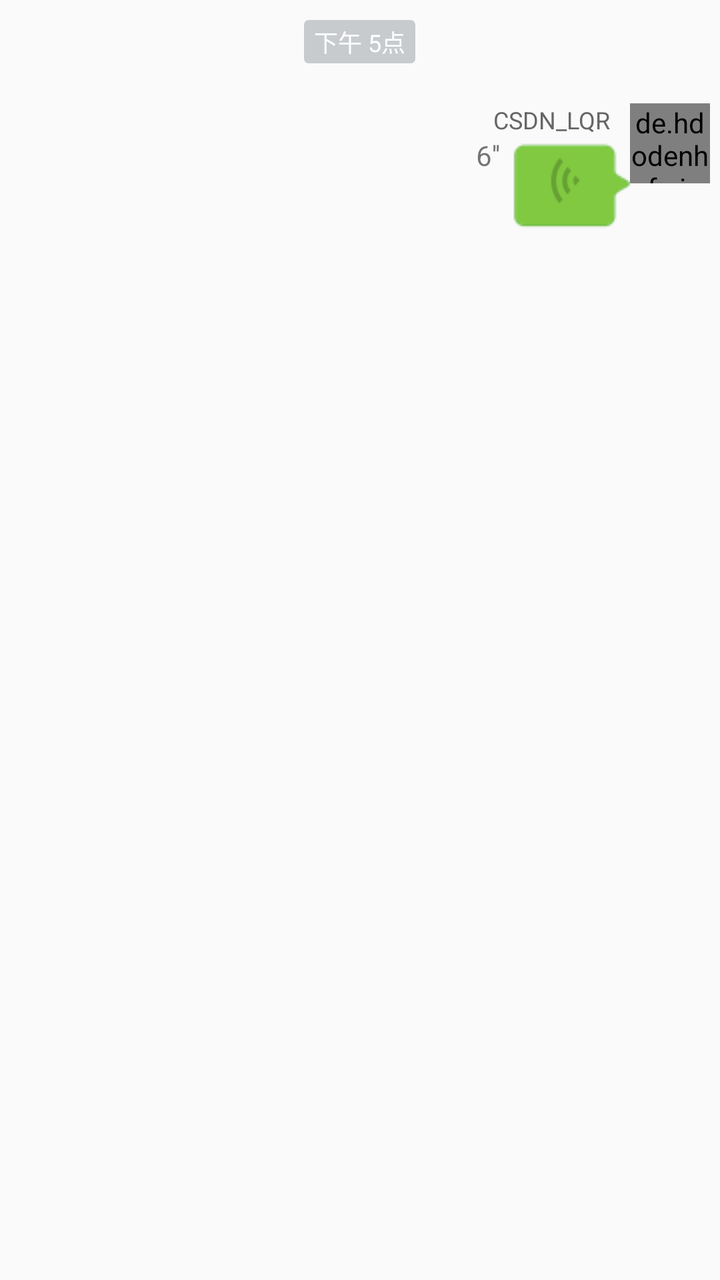
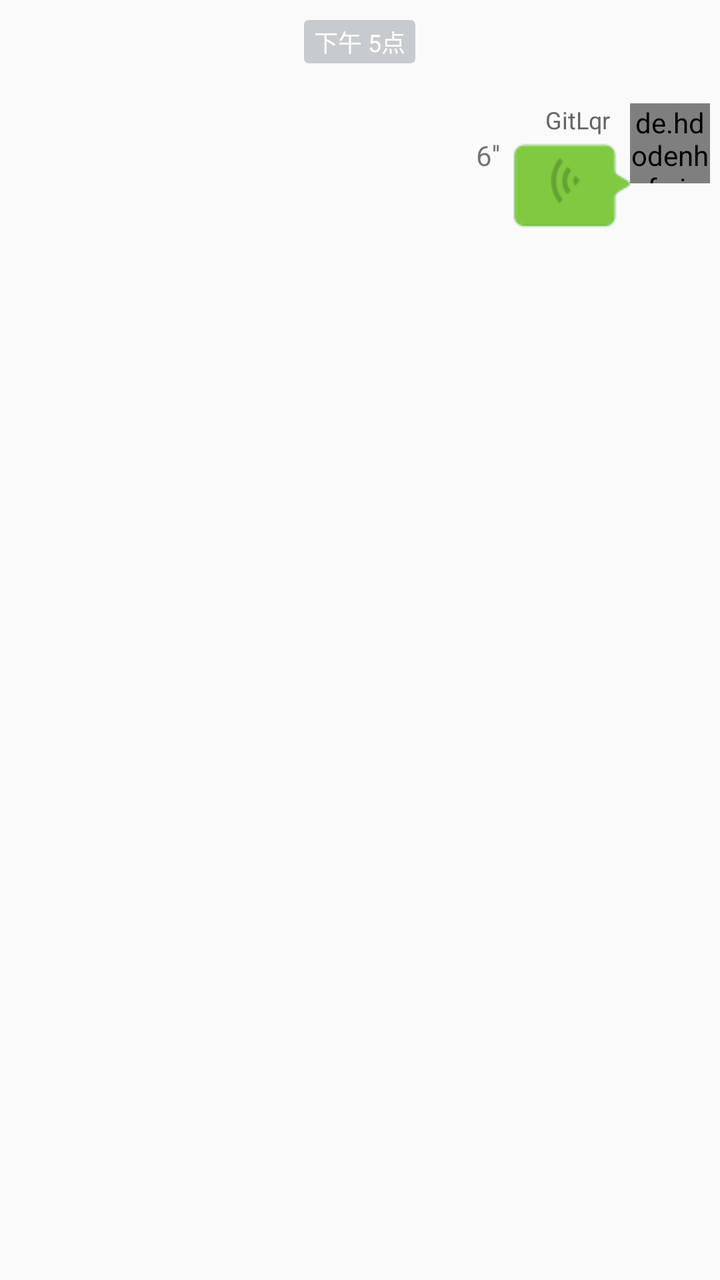

Before-and-after screenshots of an Android layout around one commit, followed by the original layout XML and the change that was made.
<!-- AndroidManifest.xml: application theme AppTheme -->
<!-- res/layout/item_audio_send.xml -->
<?xml version="1.0" encoding="utf-8"?>
<LinearLayout xmlns:android="http://schemas.android.com/apk/res/android"
              xmlns:app="http://schemas.android.com/apk/res-auto"
              android:layout_width="match_parent"
              android:layout_height="match_parent"
              android:orientation="vertical">

    

    <TextView
        android:id="@+id/tvTime"
        android:layout_width="wrap_content"
        android:layout_height="wrap_content"
        android:layout_gravity="center_horizontal"
        android:layout_margin="10dp"
        android:background="@drawable/shape_notification_bg"
        android:gravity="center"
        android:paddingBottom="2dp"
        android:paddingLeft="5dp"
        android:paddingRight="5dp"
        android:paddingTop="2dp"
        android:text="下午 5点"
        android:textColor="#fff"
        android:textSize="12sp"/>

    <LinearLayout
        android:layout_width="wrap_content"
        android:layout_height="wrap_content"
        android:layout_gravity="right"
        android:gravity="right"
        android:orientation="horizontal"
        android:paddingBottom="20dp"
        android:paddingLeft="5dp"
        android:paddingRight="5dp"
        android:paddingTop="10dp">

        

        <LinearLayout
            android:id="@+id/llError"
            android:layout_width="wrap_content"
            android:layout_height="wrap_content"
            android:layout_gravity="center"
            android:visibility="gone">

            <TextView
                android:id="@+id/tvRetry"
                android:layout_width="wrap_content"
                android:layout_height="wrap_content"
                android:layout_gravity="center"
                android:text="重试"
                android:visibility="gone"
                />

            <de.hdodenhof.circleimageview.CircleImageView
                android:id="@+id/ivError"
                android:layout_width="20dp"
                android:layout_height="20dp"
                android:layout_gravity="center"
                android:layout_margin="5dp"
                android:src="@mipmap/img_error"/>
        </LinearLayout>

        <ProgressBar
            android:id="@+id/pbSending"
            style="?android:attr/progressBarStyleSmall"
            android:layout_width="20dp"
            android:layout_height="20dp"
            android:layout_gravity="center"
            android:layout_margin="5dp"
            android:visibility="gone"/>

        <LinearLayout
            android:layout_width="wrap_content"
            android:layout_height="wrap_content"
            android:gravity="right"
            android:orientation="vertical">

            <TextView
                android:id="@+id/tvName"
                android:layout_width="wrap_content"
                android:layout_height="wrap_content"
                android:layout_marginRight="10dp"
                android:text="CSDN_LQR"
                android:textColor="#666666"
                android:textSize="12sp"
                android:visibility="visible"/>

            <LinearLayout
                android:layout_width="wrap_content"
                android:layout_height="wrap_content"
                android:orientation="horizontal">

                <TextView
                    android:id="@+id/tvDuration"
                    android:layout_width="wrap_content"
                    android:layout_height="wrap_content"
                    android:text="6''"/>

                <RelativeLayout
                    android:id="@+id/rlAudio"
                    android:layout_width="65dp"
                    android:layout_height="wrap_content"
                    android:background="@drawable/img_bubble_send">

                    <ImageView
                        android:id="@+id/ivAudio"
                        android:layout_width="wrap_content"
                        android:layout_height="wrap_content"
                        android:layout_alignParentRight="true"
                        android:background="@drawable/audio_animation_right_list"/>

                </RelativeLayout>
            </LinearLayout>
        </LinearLayout>

        

        <de.hdodenhof.circleimageview.CircleImageView
            android:id="@+id/ivAvatar"
            android:layout_width="40dp"
            android:layout_height="40dp"
            android:focusable="false"
            android:focusableInTouchMode="false"
            android:src="@mipmap/default_header"/>
    </LinearLayout>

</LinearLayout>
<!-- resources referenced by this layout -->
<resources>
  <!-- drawable audio_animation_right_list (drawable) -->
  <?xml version="1.0" encoding="utf-8"?>
  <animation-list xmlns:android="http://schemas.android.com/apk/res/android"
                  android:oneshot="false"
      >
      <item
          android:drawable="@mipmap/audio_animation_list_right_3"
          android:duration="300"></item>
      <item
          android:drawable="@mipmap/audio_animation_list_right_1"
          android:duration="300"></item>
      <item
          android:drawable="@mipmap/audio_animation_list_right_2"
          android:duration="300"></item>
  
  
  </animation-list>
  <!-- drawable img_bubble_send: png bitmap (drawable, 777 bytes) -->
  <!-- drawable shape_notification_bg (drawable) -->
  <?xml version="1.0" encoding="UTF-8"?>
  <shape xmlns:android="http://schemas.android.com/apk/res/android">
      <solid android:color="#C8CBCE" />
      <corners android:radius="2dip"/>
      <stroke
          android:width="0.5dip"
          android:color="#C8CBCE" />
  </shape>
  <!-- mipmap default_header: jpg bitmap (mipmap-hdpi, 49500 bytes) -->
  <!-- mipmap img_error: png bitmap (mipmap-hdpi, 820 bytes) -->
  <style name="AppTheme" parent="Theme.AppCompat.Light.NoActionBar">
          
          <item name="colorPrimary">@color/colorPrimary</item>
          <item name="colorPrimaryDark">@color/colorPrimaryDark</item>
          <item name="colorAccent">@color/colorAccent</item>
          
          <item name="android:windowAnimationStyle">@style/activityAnimation</item>
      </style>
  <color name="colorPrimary">#393A3F</color>
  <color name="colorPrimaryDark">#303135</color>
  <color name="colorAccent">#7e7e7e</color>
  <style name="activityAnimation" parent="@android:style/Animation">
          <item name="android:activityOpenEnterAnimation">@anim/slide_right_in</item>
          <item name="android:activityOpenExitAnimation">@anim/slide_left_out</item>
          <item name="android:activityCloseEnterAnimation">@anim/slide_left_in</item>
          <item name="android:activityCloseExitAnimation">@anim/slide_right_out</item>
      </style>
</resources>

<!-- the commit's change to res/layout/item_audio_send.xml (unified diff, before → after) -->
@@ -81,7 +81,7 @@
                 android:layout_width="wrap_content"
                 android:layout_height="wrap_content"
                 android:layout_marginRight="10dp"
-                android:text="CSDN_LQR"
+                android:text="GitLqr"
                 android:textColor="#666666"
                 android:textSize="12sp"
                 android:visibility="visible"/>
